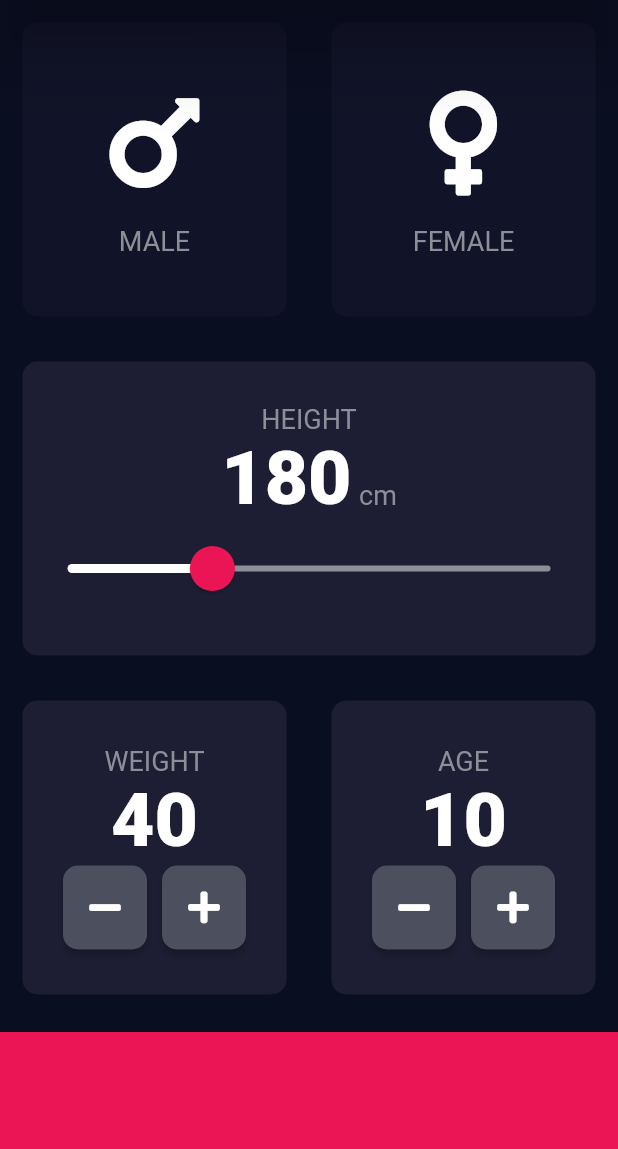
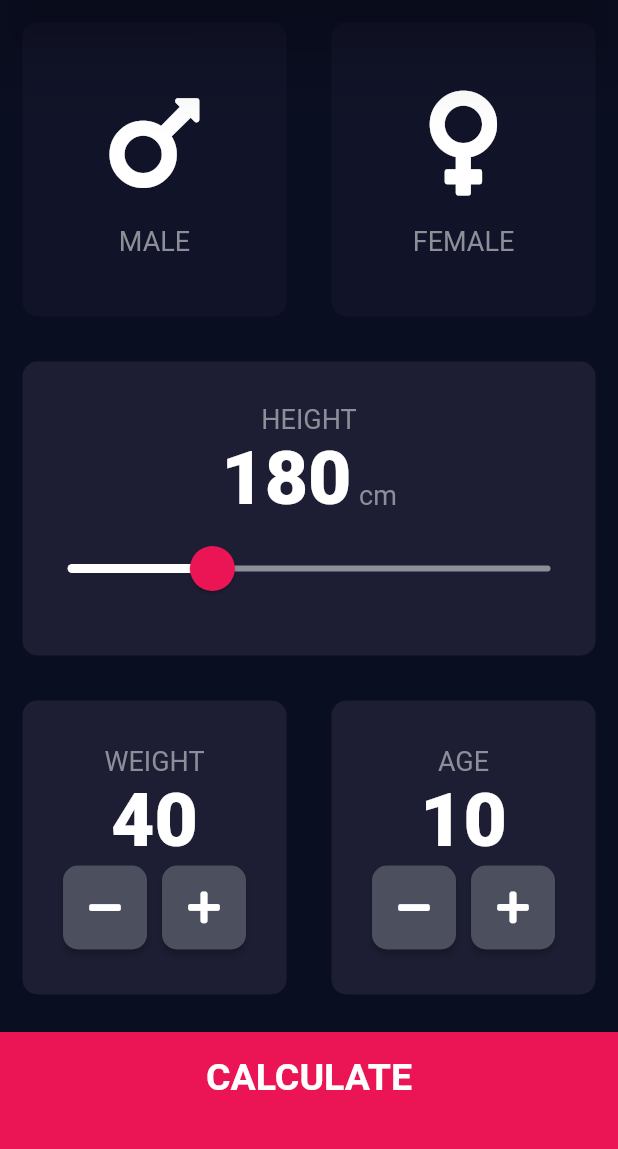
Before and after one commit to Maxondria/flutter-bmi-calculator-app, a Flutter app: the screen it shows after launch, on a phone screen of 412 x 824 dp, the part 84-1233 px from its top. Run offline on Flutter 3.47's test engine with Material 2 defaults, Android fonts, the phone set to English and light mode, and no system bars; our stand-ins replace font_awesome_flutter.

```diff
--- a/lib/main.dart
+++ b/lib/main.dart
@@ -1,5 +1,5 @@
+import 'package:bmi_calculator/screens/input_page_screen.dart';
 import 'package:bmi_calculator/shared/constants.dart';
-import 'package:bmi_calculator/widgets/input_page_screen.dart';
 import 'package:flutter/material.dart';
 
 void main() => runApp(BMICalculator());
@@ -11,6 +11,7 @@ class BMICalculator extends StatelessWidget {
       home: SafeArea(
         child: InputPage(),
       ),
+      debugShowCheckedModeBanner: false,
       theme: ThemeData.dark().copyWith(
         primaryColor: Color(0xFF0A0E21),
         sliderTheme: SliderTheme.of(context).copyWith(
--- a/lib/widgets/input_page_screen.dart
+++ b/lib/screens/input_page_screen.dart
@@ -1,6 +1,9 @@
+import 'package:bmi_calculator/screens/results_screen.dart';
 import 'package:bmi_calculator/shared/constants.dart';
-import 'package:bmi_calculator/widgets/icon_content.dart';
-import 'package:bmi_calculator/widgets/reusable_card.dart';
+import 'package:bmi_calculator/shared/widgets/bottom_button.dart';
+import 'package:bmi_calculator/shared/widgets/icon_content.dart';
+import 'package:bmi_calculator/shared/widgets/reusable_card.dart';
+import 'package:bmi_calculator/shared/widgets/round_icon.dart';
 import 'package:flutter/material.dart';
 import 'package:font_awesome_flutter/font_awesome_flutter.dart';
 
@@ -124,7 +127,9 @@ class _InputPageState extends State<InputPage> {
                             RoundIconButton(
                               icon: FontAwesomeIcons.minus,
                               onPressed: () => setState(() {
-                                weight--;
+                                if (weight > 0) {
+                                  weight--;
+                                }
                               }),
                             ),
                             SizedBox(
@@ -162,7 +167,9 @@ class _InputPageState extends State<InputPage> {
                             RoundIconButton(
                               icon: FontAwesomeIcons.minus,
                               onPressed: () => setState(() {
-                                age--;
+                                if (age > 0) {
+                                  age--;
+                                }
                               }),
                             ),
                             SizedBox(
@@ -183,37 +190,18 @@ class _InputPageState extends State<InputPage> {
               ],
             ),
           ),
-          Container(
-            color: kBOTTOM_CONTAINER_COLOR,
-            margin: EdgeInsets.only(top: 10.0),
-            width: double.infinity,
-            height: kBOTTOM_CONTAINER_HEIGHT,
-          )
+          BottomButton(
+              text: 'CALCULATE',
+              onTap: () {
+                Navigator.push(
+                  context,
+                  MaterialPageRoute(
+                    builder: (context) => ResultsScreen(),
+                  ),
+                );
+              })
         ],
       ),
     );
   }
 }
-
-class RoundIconButton extends StatelessWidget {
-  final IconData icon;
-  final Function onPressed;
-
-  RoundIconButton({Key key, @required this.icon, this.onPressed});
-
-  @override
-  Widget build(BuildContext context) {
-    return RawMaterialButton(
-      onPressed: onPressed,
-      child: Icon(icon),
-      shape: RoundedRectangleBorder(
-        borderRadius: BorderRadius.circular(10.0),
-      ),
-      fillColor: Color(0xFF4C4F5E),
-      constraints: BoxConstraints.tightFor(
-        width: 56.0,
-        height: 56.0,
-      ),
-    );
-  }
-}
--- /dev/null
+++ b/lib/shared/widgets/bottom_button.dart
@@ -0,0 +1,31 @@
+import 'package:bmi_calculator/shared/constants.dart';
+import 'package:flutter/material.dart';
+
+class BottomButton extends StatelessWidget {
+  final String text;
+  final Function onTap;
+  const BottomButton({Key key, @required this.text, @required this.onTap})
+      : super(key: key);
+
+  @override
+  Widget build(BuildContext context) {
+    return GestureDetector(
+      child: Container(
+        color: kBOTTOM_CONTAINER_COLOR,
+        margin: EdgeInsets.only(top: 10.0),
+        width: double.infinity,
+        height: kBOTTOM_CONTAINER_HEIGHT,
+        child: Center(
+          child: Text(
+            text,
+            style: kLARGE_BUTTON_TEXTSTYLE,
+          ),
+        ),
+        padding: const EdgeInsets.only(
+          bottom: 20.0,
+        ),
+      ),
+      onTap: onTap,
+    );
+  }
+}
--- /dev/null
+++ b/lib/shared/widgets/round_icon.dart
@@ -0,0 +1,24 @@
+import 'package:flutter/material.dart';
+
+class RoundIconButton extends StatelessWidget {
+  final IconData icon;
+  final Function onPressed;
+
+  RoundIconButton({Key key, @required this.icon, this.onPressed});
+
+  @override
+  Widget build(BuildContext context) {
+    return RawMaterialButton(
+      onPressed: onPressed,
+      child: Icon(icon),
+      shape: RoundedRectangleBorder(
+        borderRadius: BorderRadius.circular(10.0),
+      ),
+      fillColor: Color(0xFF4C4F5E),
+      constraints: BoxConstraints.tightFor(
+        width: 56.0,
+        height: 56.0,
+      ),
+    );
+  }
+}
```
Also changed, not shown: lib/screens/results_screen.dart (added, +68 -0 lines), lib/shared/constants.dart (+26 -0 lines), lib/shared/widgets/icon_content.dart (renamed from lib/widgets/icon_content.dart), lib/shared/widgets/reusable_card.dart (renamed from lib/widgets/reusable_card.dart).
